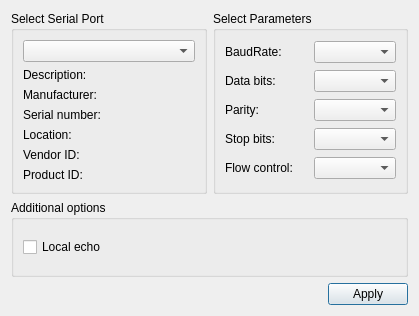
First picture: the form in terminal/settingsdialog.ui, repository isliulin/QT43, before the edit.
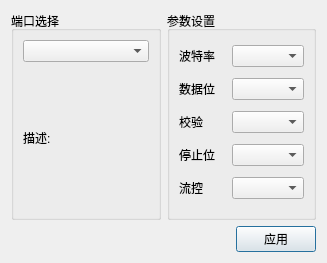
Second picture: the form after the edit.

What changed in the file:
```diff
--- a/terminal/settingsdialog.ui
+++ b/terminal/settingsdialog.ui
@@ -6,24 +6,67 @@
    <rect>
     <x>0</x>
     <y>0</y>
-    <width>419</width>
-    <height>316</height>
+    <width>327</width>
+    <height>263</height>
    </rect>
   </property>
   <property name="windowTitle">
    <string>Settings</string>
   </property>
   <layout class="QGridLayout" name="gridLayout_3">
+   <item row="1" column="0" colspan="2">
+    <layout class="QHBoxLayout" name="horizontalLayout">
+     <item>
+      <spacer name="horizontalSpacer">
+       <property name="orientation">
+        <enum>Qt::Horizontal</enum>
+       </property>
+       <property name="sizeHint" stdset="0">
+        <size>
+         <width>96</width>
+         <height>20</height>
+        </size>
+       </property>
+      </spacer>
+     </item>
+     <item>
+      <widget class="QPushButton" name="applyButton">
+       <property name="text">
+        <string>应用</string>
+       </property>
+      </widget>
+     </item>
+    </layout>
+   </item>
+   <item row="0" column="0">
+    <widget class="QGroupBox" name="selectBox">
+     <property name="title">
+      <string>端口选择</string>
+     </property>
+     <layout class="QGridLayout" name="gridLayout">
+      <item row="0" column="0">
+       <widget class="QComboBox" name="serialPortInfoListBox"/>
+      </item>
+      <item row="1" column="0">
+       <widget class="QLabel" name="descriptionLabel">
+        <property name="text">
+         <string>描述:</string>
+        </property>
+       </widget>
+      </item>
+     </layout>
+    </widget>
+   </item>
    <item row="0" column="1">
     <widget class="QGroupBox" name="parametersBox">
      <property name="title">
-      <string>Select Parameters</string>
+      <string>参数设置</string>
      </property>
      <layout class="QGridLayout" name="gridLayout_2">
       <item row="0" column="0">
        <widget class="QLabel" name="baudRateLabel">
         <property name="text">
-         <string>BaudRate:</string>
+         <string>波特率</string>
         </property>
        </widget>
       </item>
@@ -33,7 +76,7 @@
       <item row="1" column="0">
        <widget class="QLabel" name="dataBitsLabel">
         <property name="text">
-         <string>Data bits:</string>
+         <string>数据位</string>
         </property>
        </widget>
       </item>
@@ -43,7 +86,7 @@
       <item row="2" column="0">
        <widget class="QLabel" name="parityLabel">
         <property name="text">
-         <string>Parity:</string>
+         <string>校验</string>
         </property>
        </widget>
       </item>
@@ -53,7 +96,7 @@
       <item row="3" column="0">
        <widget class="QLabel" name="stopBitsLabel">
         <property name="text">
-         <string>Stop bits:</string>
+         <string>停止位</string>
         </property>
        </widget>
       </item>
@@ -63,7 +106,7 @@
       <item row="4" column="0">
        <widget class="QLabel" name="flowControlLabel">
         <property name="text">
-         <string>Flow control:</string>
+         <string>流控</string>
         </property>
        </widget>
       </item>
@@ -73,103 +116,6 @@
      </layout>
     </widget>
    </item>
-   <item row="0" column="0">
-    <widget class="QGroupBox" name="selectBox">
-     <property name="title">
-      <string>Select Serial Port</string>
-     </property>
-     <layout class="QGridLayout" name="gridLayout">
-      <item row="0" column="0">
-       <widget class="QComboBox" name="serialPortInfoListBox"/>
-      </item>
-      <item row="1" column="0">
-       <widget class="QLabel" name="descriptionLabel">
-        <property name="text">
-         <string>Description:</string>
-        </property>
-       </widget>
-      </item>
-      <item row="2" column="0">
-       <widget class="QLabel" name="manufacturerLabel">
-        <property name="text">
-         <string>Manufacturer:</string>
-        </property>
-       </widget>
-      </item>
-      <item row="3" column="0">
-       <widget class="QLabel" name="serialNumberLabel">
-        <property name="text">
-         <string>Serial number:</string>
-        </property>
-       </widget>
-      </item>
-      <item row="4" column="0">
-       <widget class="QLabel" name="locationLabel">
-        <property name="text">
-         <string>Location:</string>
-        </property>
-       </widget>
-      </item>
-      <item row="5" column="0">
-       <widget class="QLabel" name="vidLabel">
-        <property name="text">
-         <string>Vendor ID:</string>
-        </property>
-       </widget>
-      </item>
-      <item row="6" column="0">
-       <widget class="QLabel" name="pidLabel">
-        <property name="text">
-         <string>Product ID:</string>
-        </property>
-       </widget>
-      </item>
-     </layout>
-    </widget>
-   </item>
-   <item row="2" column="0" colspan="2">
-    <layout class="QHBoxLayout" name="horizontalLayout">
-     <item>
-      <spacer name="horizontalSpacer">
-       <property name="orientation">
-        <enum>Qt::Horizontal</enum>
-       </property>
-       <property name="sizeHint" stdset="0">
-        <size>
-         <width>96</width>
-         <height>20</height>
-        </size>
-       </property>
-      </spacer>
-     </item>
-     <item>
-      <widget class="QPushButton" name="applyButton">
-       <property name="text">
-        <string>Apply</string>
-       </property>
-      </widget>
-     </item>
-    </layout>
-   </item>
-   <item row="1" column="0" colspan="2">
-    <widget class="QGroupBox" name="additionalOptionsGroupBox">
-     <property name="title">
-      <string>Additional options</string>
-     </property>
-     <layout class="QVBoxLayout" name="verticalLayout">
-      <item>
-       <widget class="QCheckBox" name="localEchoCheckBox">
-        <property name="text">
-         <string>Local echo</string>
-        </property>
-        <property name="checked">
-         <bool>false</bool>
-        </property>
-       </widget>
-      </item>
-     </layout>
-    </widget>
-   </item>
   </layout>
  </widget>
  <resources/>
```
Left out of the diff: 2 changed lines with no effect on the pictures.
